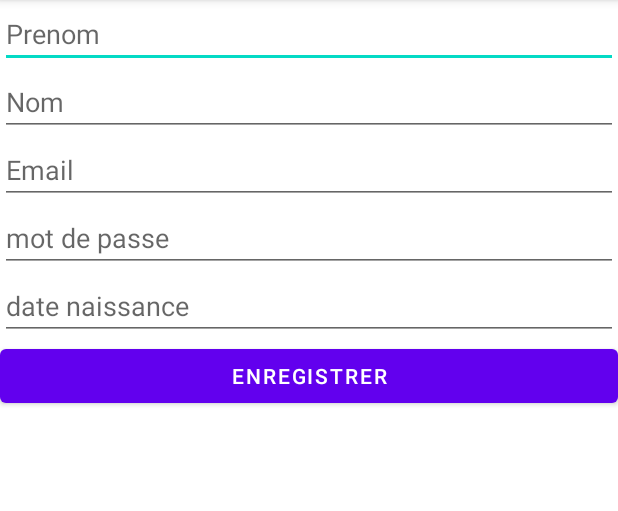
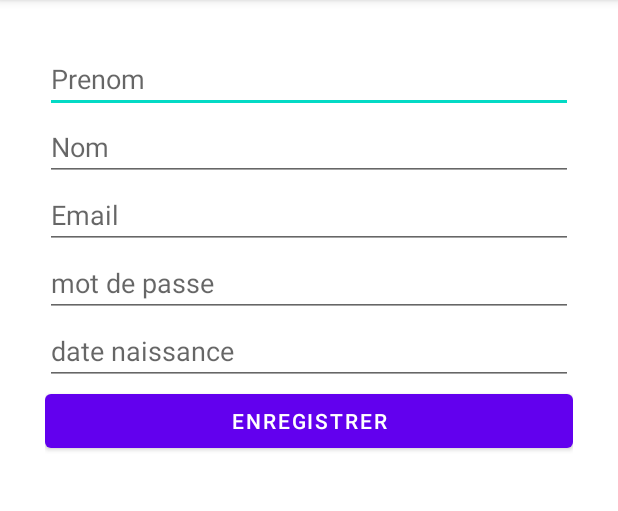
Before and after one commit to thomas-auffroy/Android-Project, an Android app: the AddUser screen opened directly, with no data from a screen before it, on a phone screen of 412 x 824 dp, the part 84-595 px from its top. Run offline under Robolectric (Android 15) with nearby library versions, the phone set to English and light mode, and no system bars; our stand-ins replace Room's generated code.

Commit message:
Test commit new setup

```diff
--- a/app/src/main/res/layout/test_adduser.xml
+++ b/app/src/main/res/layout/test_adduser.xml
@@ -7,7 +7,8 @@
     <LinearLayout
         android:layout_width="match_parent"
         android:layout_height="match_parent"
-        android:orientation="vertical">
+        android:orientation="vertical"
+        android:padding="30dp">
 
 
         <EditText
```
